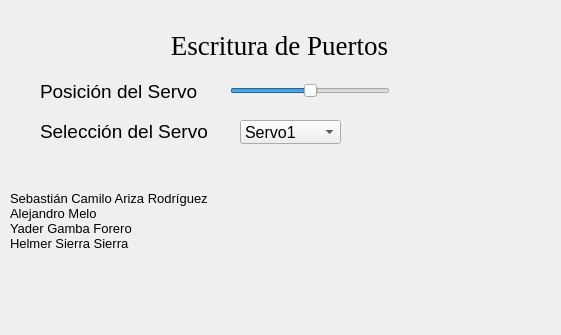
The window that Taller2/Punto1-B.ui (Sebax1901/ElectivaRobotica) describes before a commit, drawn with Qt 5.
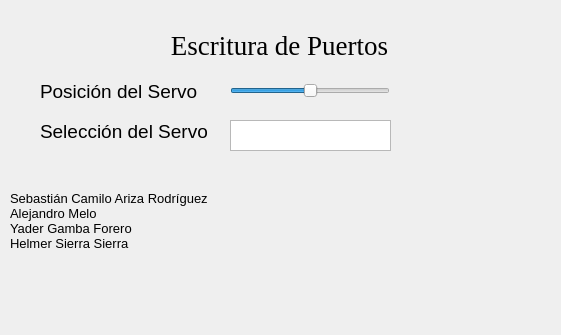
The same window after the commit. Icons and pictures are not drawn.

Commit message: Ajustando servos

```diff
--- a/Taller2/Punto1-B.ui
+++ b/Taller2/Punto1-B.ui
@@ -135,32 +135,6 @@
     <string>Posición del Servo</string>
    </property>
   </widget>
-  <widget class="QComboBox" name="seleccion">
-   <property name="geometry">
-    <rect>
-     <x>240</x>
-     <y>120</y>
-     <width>101</width>
-     <height>24</height>
-    </rect>
-   </property>
-   <property name="font">
-    <font>
-     <family>Arial</family>
-     <pointsize>12</pointsize>
-    </font>
-   </property>
-   <item>
-    <property name="text">
-     <string>Servo1</string>
-    </property>
-   </item>
-   <item>
-    <property name="text">
-     <string>Servo2</string>
-    </property>
-   </item>
-  </widget>
   <widget class="QLabel" name="label_4">
    <property name="geometry">
     <rect>
@@ -180,6 +154,22 @@
     <string>Selección del Servo</string>
    </property>
   </widget>
+  <widget class="QTextEdit" name="textEdit">
+   <property name="geometry">
+    <rect>
+     <x>230</x>
+     <y>120</y>
+     <width>161</width>
+     <height>31</height>
+    </rect>
+   </property>
+   <property name="font">
+    <font>
+     <family>Arial</family>
+     <pointsize>12</pointsize>
+    </font>
+   </property>
+  </widget>
  </widget>
  <resources>
   <include location="logo.qrc"/>
```
The commit also changes 2 other files.
